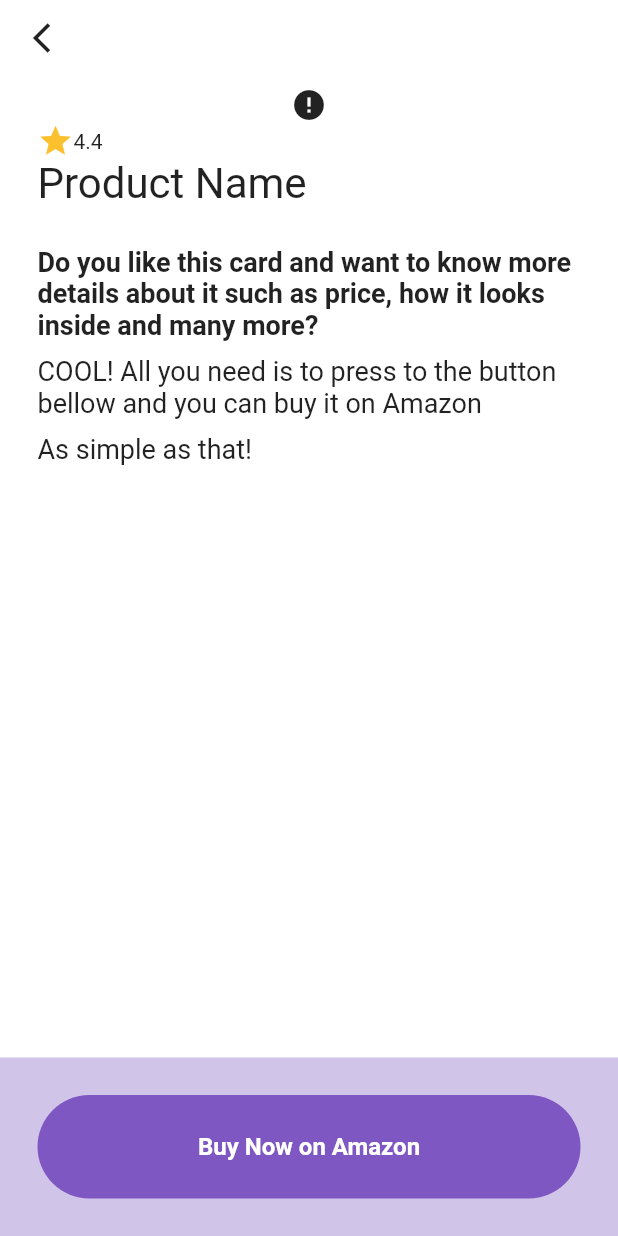
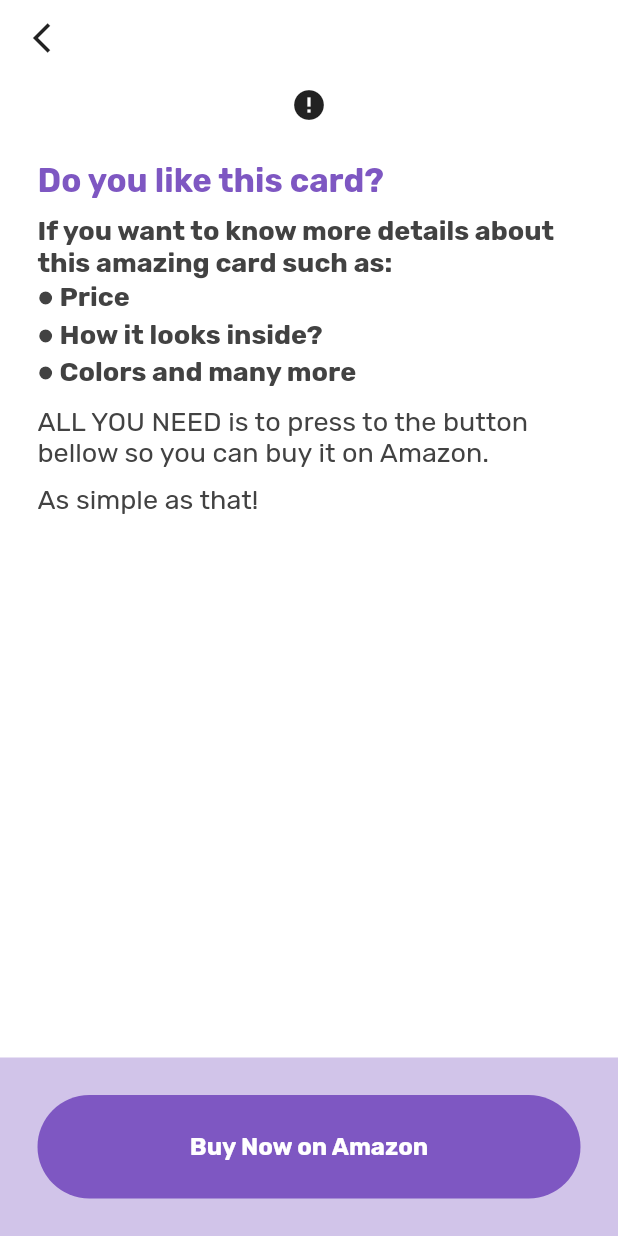
Before and after one commit to Tasneem-Zaareer/KRTI_app, a Flutter app: the ItemsListView screen opened directly, after a tap on the "error" icon, on a phone screen of 412 x 824 dp. Run offline on Flutter 3.47's test engine with Material 2 defaults, Android fonts, the light colour scheme and no system bars; drawn by our look-alikes of cached_network_image; our stand-ins replace google_fonts; network calls fail.

Commit message:
add custom font & google fonts & new list

```diff
--- a/lib/features/about_us/presentation/views/about_us.dart
+++ b/lib/features/about_us/presentation/views/about_us.dart
@@ -1,5 +1,4 @@
 import 'package:flutter/material.dart';
-import 'package:krti_app/features/home/presentation/views/widgets/app_bar.dart';
 
 class AboutUs extends StatelessWidget {
   const AboutUs({super.key});
--- a/lib/features/app_home/presentation/view/widgets/home_drawer.dart
+++ b/lib/features/app_home/presentation/view/widgets/home_drawer.dart
@@ -1,13 +1,8 @@
 import 'package:flutter/material.dart';
-import 'package:krti_app/features/app_home/presentation/view/app_home.dart';
-import 'package:krti_app/features/home/presentation/models/lists/categories_menu.dart';
 import 'package:krti_app/features/home/presentation/models/lists/dad_menu.dart';
 import 'package:krti_app/features/home/presentation/models/lists/graduation_menu.dart';
 import 'package:krti_app/features/home/presentation/models/lists/wedding_cart_menu.dart';
 import 'package:krti_app/features/home/presentation/views/items_list_view.dart';
-import 'package:krti_app/features/home/presentation/views/widgets/categories_list.dart';
-
-import '../../../../about_us/presentation/views/about_us.dart';
 
 class HomeDrawer extends StatelessWidget {
   const HomeDrawer({super.key});
--- a/lib/features/app_home/presentation/view/widgets/navigation_bar.dart
+++ b/lib/features/app_home/presentation/view/widgets/navigation_bar.dart
@@ -1,8 +1,8 @@
 import 'package:flutter/material.dart';
 import 'package:krti_app/features/about_us/presentation/views/about_us.dart';
 import '../../../../home/presentation/models/lists/categories_menu.dart';
+import '../../../../home/presentation/models/lists/categories_menu_all.dart';
 import '../../../../home/presentation/views/home_view.dart';
-import '../../../../home/presentation/views/widgets/horizontal_list.dart';
 import '../../../../home/presentation/views/widgets/categories_list.dart';
 
 class HomeNavigationBar extends StatefulWidget {
@@ -20,7 +20,7 @@ class _HomeNavigationBarState extends State<HomeNavigationBar> {
     //best seller page
     //const HorizontalListView(menu: [],),
     //categories page
-    CategoriesList(menu: categoriesMenu),
+    CategoriesList(menu: categoriesMenuAll),
     //unique ideas
     const AboutUs(),
   ];
--- a/lib/features/home/presentation/models/lists/birthday_menu.dart
+++ b/lib/features/home/presentation/models/lists/birthday_menu.dart
@@ -1,6 +1,11 @@
 import '../card_model.dart';
 
 List birthdayCardMenu = [
+  MyCard(
+    imagePath: 'https://m.media-amazon.com/images/I/81MHjCO6N3L._AC_SX679_.jpg',
+    name: '',
+    url: 'https://amzn.to/455xp0V',
+  ),
   MyCard(
     imagePath: 'https://m.media-amazon.com/images/I/91eECU7rdUL._AC_SX569_.jpg',
     name: '',
@@ -26,4 +31,5 @@ List birthdayCardMenu = [
     name: '',
     url: 'https://amzn.to/3LxtL9a',
   ),
+
 ];
--- a/lib/features/home/presentation/views/widgets/announcement_bar.dart
+++ b/lib/features/home/presentation/views/widgets/announcement_bar.dart
@@ -1,5 +1,4 @@
 import 'package:flutter/material.dart';
-
 import '../../../../../constants.dart';
 
 class AnnouncementBar extends StatelessWidget {
@@ -15,6 +14,6 @@ class AnnouncementBar extends StatelessWidget {
       color: kPaintingColor,
       child: const Text('Mom u mean the world to me'),
     ),
-  );const Placeholder();
+  );
   }
 }
--- a/lib/features/home/presentation/views/widgets/app_bar.dart
+++ b/lib/features/home/presentation/views/widgets/app_bar.dart
@@ -1,5 +1,4 @@
 import 'package:flutter/material.dart';
-
 import '../../../../../constants.dart';
 
 class AppBarCategory extends StatelessWidget implements PreferredSizeWidget {
--- a/lib/features/home/presentation/views/widgets/categories_list.dart
+++ b/lib/features/home/presentation/views/widgets/categories_list.dart
@@ -1,5 +1,4 @@
 import 'package:flutter/material.dart';
-import '../../models/lists/categories_menu.dart';
 import 'categories_tile.dart';
 
 class CategoriesList extends StatelessWidget {
--- a/lib/features/home/presentation/views/widgets/category_Items_tile.dart
+++ b/lib/features/home/presentation/views/widgets/category_Items_tile.dart
@@ -61,7 +61,7 @@ class CachedImage extends StatelessWidget {
             decoration: BoxDecoration(
               image: DecorationImage(
                 image: imageProvider,
-                fit: BoxFit.cover,
+                //fit: BoxFit.cover,
                 //colorFilter:
                 // ColorFilter.mode(Colors.red, BlendMode.colorBurn),
               ),
--- a/lib/features/home/presentation/views/widgets/horizontal_list_tile.dart
+++ b/lib/features/home/presentation/views/widgets/horizontal_list_tile.dart
@@ -83,6 +83,7 @@ class BuyNowButton extends StatelessWidget {
     return ElevatedButton(
       style: ElevatedButton.styleFrom(
         backgroundColor: kPaintingColor,
+
       ),
       onPressed: () {
         String url = card.url;
--- a/lib/features/home/presentation/views/widgets/title_section.dart
+++ b/lib/features/home/presentation/views/widgets/title_section.dart
@@ -1,7 +1,4 @@
 import 'package:flutter/material.dart';
-import 'package:krti_app/features/home/presentation/models/card_model.dart';
-
-import '../../models/lists/wedding_cart_menu.dart';
 import '../items_list_view.dart';
 
 class TitleSection extends StatelessWidget {
--- a/lib/features/product/presentation/views/product_details_page.dart
+++ b/lib/features/product/presentation/views/product_details_page.dart
@@ -25,8 +25,8 @@ class ProductDetailsPage extends StatelessWidget {
 
                 children: [
                   ProductImage(card: card),
-                  const ProductRate(),
-                  const ProductName(),
+                  //const ProductRate(),
+                  //const ProductName(),
                   const SizedBox(height: 25),
                   const Description(),
                   const SizedBox(height: 10),
--- a/lib/features/product/presentation/views/widgets/product_description.dart
+++ b/lib/features/product/presentation/views/widgets/product_description.dart
@@ -8,15 +8,35 @@ class Description extends StatelessWidget {
     return Column(
       crossAxisAlignment: CrossAxisAlignment.start,
       children: [
+        Row(
+          children: [
+
+            Text(
+              'Do you like this card?',
+              style: TextStyle(
+                color: Colors.deepPurple.shade400,
+                fontSize: 22,
+                fontWeight: FontWeight.bold,
+              ),
+            ),
+          ],
+        ),
+        SizedBox(
+          height: 10,
+        ),
         const Text(
-          "Do you like this card and want to know more details about it such as price, how it looks inside and many more?",
-          style: TextStyle(fontSize: 18, fontWeight: FontWeight.bold),
+          "If you want to know more details about this amazing card such as:"
+          "\n● Price\n● How it looks inside?\n● Colors and many more",
+          style: TextStyle(
+            fontSize: 18,
+            fontWeight: FontWeight.bold,
+          ),
         ),
         SizedBox(
           height: 10,
         ),
         Text(
-          'COOL! All you need is to press to the button bellow and you can buy it on Amazon',
+          'ALL YOU NEED is to press to the button bellow so you can buy it on Amazon.',
           style: TextStyle(
             fontSize: 18,
           ),
@@ -26,7 +46,7 @@ class Description extends StatelessWidget {
         ),
         Text(
           'As simple as that!',
-          style: TextStyle(fontSize: 18),
+          style: TextStyle(fontSize: 18,)
         ),
         // Text(
         //   "Description is here you know that you can buy best gift for your mom dad sister from our store Description is here you "
--- a/lib/main.dart
+++ b/lib/main.dart
@@ -1,4 +1,5 @@
 import 'package:flutter/material.dart';
+import 'package:google_fonts/google_fonts.dart';
 import 'features/splash_view/presentation/view/splash_view.dart';
 
 void main() {
@@ -11,13 +12,19 @@ class MyApp extends StatelessWidget {
   // This widget is the root of your application.
   @override
   Widget build(BuildContext context) {
-    return  MaterialApp(
+    return MaterialApp(
         debugShowCheckedModeBanner: false,
         title: 'KRTI',
-        theme: ThemeData.light().copyWith(scaffoldBackgroundColor: Colors.white),
+        theme: ThemeData.light().copyWith(
+          scaffoldBackgroundColor: Colors.white,
+          textTheme: GoogleFonts.rubikTextTheme().apply(bodyColor: Colors.grey.shade800),
+
+
+
+
+        ),
         home: const Scaffold(
           body: SplashView(),
-        )
-    );
+        ));
   }
 }
```
Also changed, not shown: lib/features/home/presentation/models/lists/categories_menu_all.dart (added, +79 -0 lines), pubspec.yaml (+8 -12 lines), assets/fonts/Rubik-Regular.ttf (added), pubspec.lock, 1 other file.
